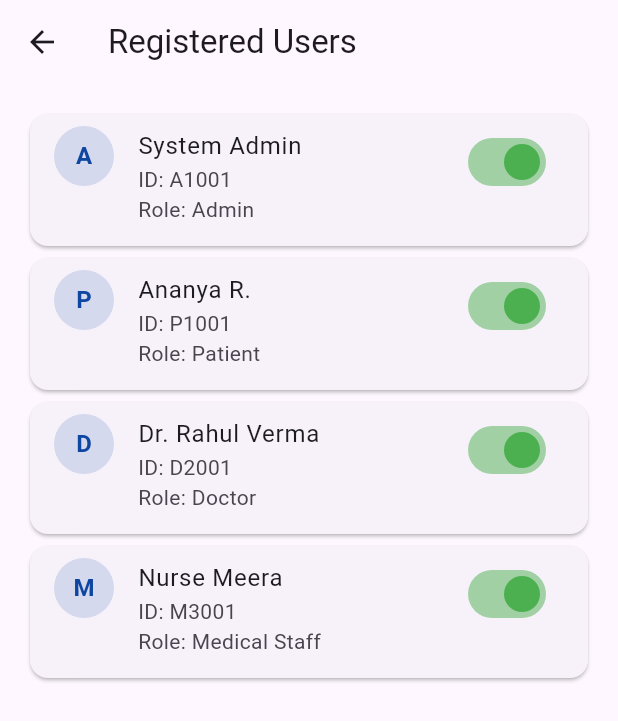
After one commit to akshayaanil3924-ops/onco1, a Flutter app: the AdminUserListScreen screen opened directly, on a phone screen of 412 x 824 dp. The commit adds this screen. Shown: the top 721 px of the screen. Run offline on Flutter 3.47's test engine with Material 3 defaults, Android fonts, the phone set to English and light mode, and no system bars.

Commit message:
next2 file

```diff
--- a/lib/models/user_model.dart
+++ b/lib/models/user_model.dart
@@ -2,30 +2,55 @@ class AppUser {
   final String name;
   final String userId;
   final String role;
+  bool isActive;
 
   AppUser({
     required this.name,
     required this.userId,
     required this.role,
+    this.isActive = true,
   });
 }
 
 class UserData {
   static List<AppUser> users = [
+
+    // ✅ ADMIN USER
+    AppUser(
+      name: 'System Admin',
+      userId: 'A1001',
+      role: 'Admin',
+    ),
+
+    // ✅ PATIENT USER
     AppUser(
       name: 'Ananya R.',
       userId: 'P1001',
       role: 'Patient',
     ),
+
+    // ✅ DOCTOR USER
     AppUser(
       name: 'Dr. Rahul Verma',
       userId: 'D2001',
       role: 'Doctor',
     ),
+
+    // ✅ MEDICAL STAFF USER
     AppUser(
       name: 'Nurse Meera',
       userId: 'M3001',
       role: 'Medical Staff',
     ),
   ];
+
+  static AppUser? findUser(String userId) {
+    try {
+      return users.firstWhere(
+        (user) => user.userId == userId,
+      );
+    } catch (e) {
+      return null;
+    }
+  }
 }
--- /dev/null
+++ b/lib/screens/admin_user_list_screen.dart
@@ -0,0 +1,82 @@
+import 'package:flutter/material.dart';
+import '../models/user_model.dart';
+
+class AdminUserListScreen extends StatefulWidget {
+  const AdminUserListScreen({super.key});
+
+  @override
+  State<AdminUserListScreen> createState() =>
+      _AdminUserListScreenState();
+}
+
+class _AdminUserListScreenState
+    extends State<AdminUserListScreen> {
+
+  final Color deepBlue =
+      const Color(0xFF0D47A1);
+
+  @override
+  Widget build(BuildContext context) {
+    return Scaffold(
+      appBar: AppBar(
+        title:
+            const Text('Registered Users'),
+      ),
+      body: ListView.builder(
+        padding:
+            const EdgeInsets.all(16),
+        itemCount:
+            UserData.users.length,
+        itemBuilder:
+            (context, index) {
+
+          final user =
+              UserData.users[index];
+
+          return Card(
+            child: ListTile(
+              leading:
+                  CircleAvatar(
+                backgroundColor:
+                    deepBlue
+                        .withOpacity(
+                            0.15),
+                child: Text(
+                  user.role[0],
+                  style:
+                      TextStyle(
+                    color:
+                        deepBlue,
+                    fontWeight:
+                        FontWeight
+                            .bold,
+                  ),
+                ),
+              ),
+              title:
+                  Text(user.name),
+              subtitle: Text(
+                'ID: ${user.userId}\nRole: ${user.role}',
+              ),
+              isThreeLine: true,
+
+              trailing: Switch(
+                value:
+                    user.isActive,
+                activeColor:
+                    Colors.green,
+                onChanged:
+                    (value) {
+                  setState(() {
+                    user.isActive =
+                        value;
+                  });
+                },
+              ),
+            ),
+          );
+        },
+      ),
+    );
+  }
+}
```
Also changed, not shown: lib/admin_dashboard.dart (+34 -21 lines), lib/login.dart (+290 -167 lines).
